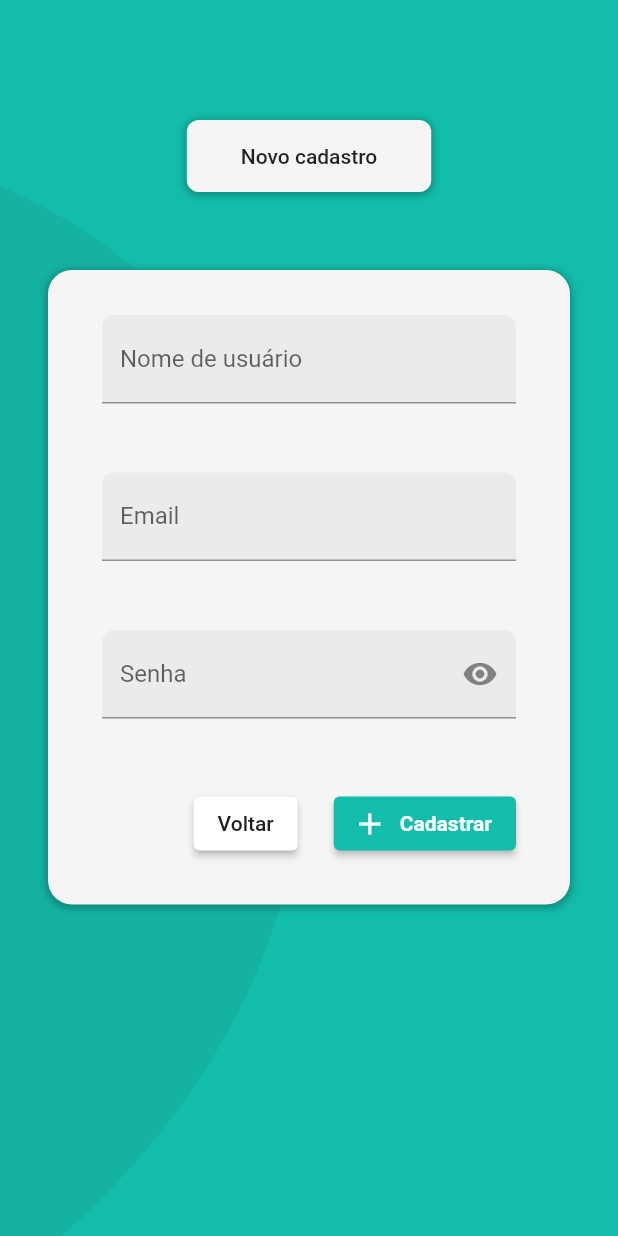
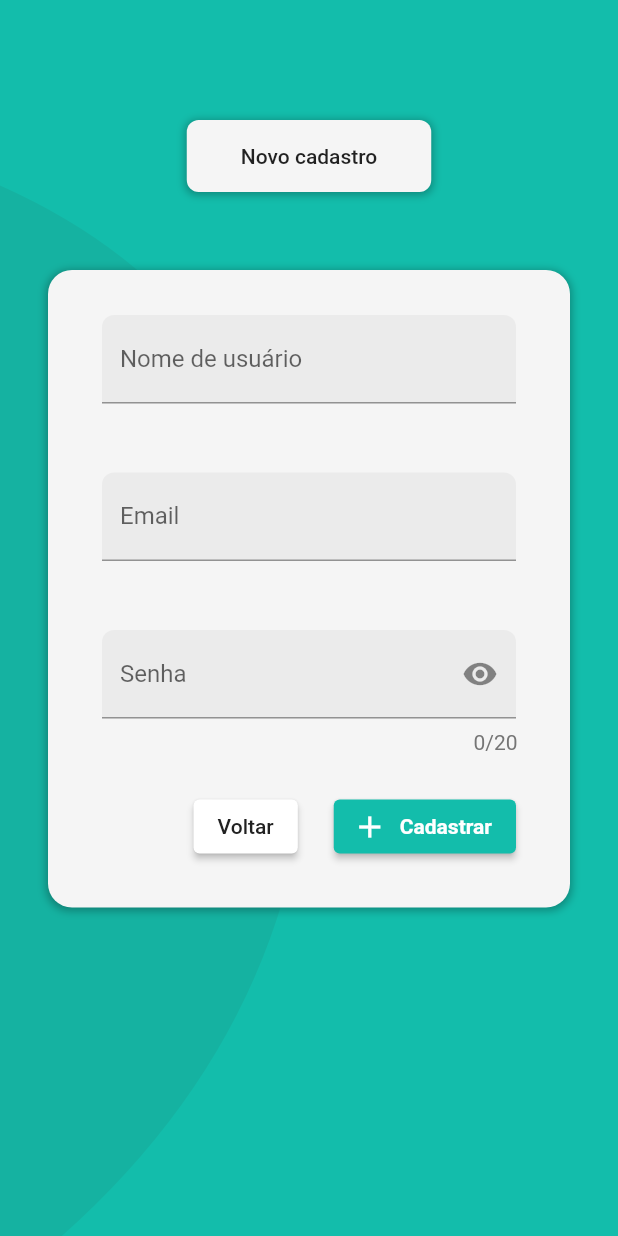
Before and after one commit to Franco904/autentication-firebase, a Flutter app: the screen it shows after launch, after a tap on "Não tenho conta", on a phone screen of 412 x 824 dp. Run offline on Flutter 3.47's test engine with Material 2 defaults, Android fonts, the phone set to English and light mode, and no system bars; our stand-ins replace firebase_auth, firebase_core, get; accounts and stored records are empty.

Commit message:
password maxLength

```diff
--- a/lib/core/theme/app_colors.dart
+++ b/lib/core/theme/app_colors.dart
@@ -9,6 +9,7 @@ abstract class AppColors {
   static final red900 = Colors.red.shade900;
 
   static final grey300 = Colors.grey.shade300;
+  static final grey600 = Colors.grey.shade600;
   static final grey900 = Colors.grey.shade900;
 
   static const black = Colors.black;
--- a/lib/global_widgets/standard_text_form_field.dart
+++ b/lib/global_widgets/standard_text_form_field.dart
@@ -6,6 +6,7 @@ class StandardTextFormField extends StatefulWidget {
   final String label;
   final String? initialValue;
   final bool hasObscureText;
+  final int? maxLength;
 
   final FormFieldValidator<String?>? validator;
   final void Function(String? value)? onChanged;
@@ -18,6 +19,7 @@ class StandardTextFormField extends StatefulWidget {
     required this.label,
     this.initialValue,
     this.hasObscureText = false,
+    this.maxLength,
     this.validator,
     this.onChanged,
     this.onFieldSubmitted,
@@ -53,6 +55,7 @@ class _StandardTextFormFieldState extends State<StandardTextFormField> {
           key: defaultFieldKey,
           initialValue: widget.initialValue ?? '',
           obscureText: isTextObscured,
+          maxLength: widget.maxLength,
           decoration: getFormFieldDecoration(widget.label).copyWith(
             suffixIcon: widget.hasObscureText
                 ? IconButton(
@@ -76,6 +79,16 @@ class _StandardTextFormFieldState extends State<StandardTextFormField> {
           onChanged: widget.onChanged,
           onFieldSubmitted: widget.onFieldSubmitted,
           focusNode: widget.focusNode,
+          buildCounter: widget.maxLength == null
+              ? null
+              : (_, {required currentLength, maxLength, required isFocused}) {
+                  return Container(
+                      transform: Matrix4.translationValues(13, 0, 0),
+                      child: Text(
+                        '$currentLength/$maxLength',
+                        style: TextStyle(color: isInvalid ? AppColors.red900 : AppColors.grey600),
+                      ));
+                },
         );
       }),
     );
--- a/lib/modules/authentication/local_widgets/password_field_auth.dart
+++ b/lib/modules/authentication/local_widgets/password_field_auth.dart
@@ -12,6 +12,7 @@ class PasswordFieldAuth extends GetView<AuthenticationPageController> {
     return StandardTextFormField(
       label: 'Senha',
       hasObscureText: true,
+      maxLength: 20,
       validator: validatePassword,
       onChanged: onChanged,
       onFieldSubmitted: (_) => FocusScope.of(context).unfocus(),
--- a/lib/modules/sign_up/local_widgets/password_field_sign_up.dart
+++ b/lib/modules/sign_up/local_widgets/password_field_sign_up.dart
@@ -12,6 +12,7 @@ class PasswordFieldSignUp extends GetView<SignUpPageController> {
     return StandardTextFormField(
       label: 'Senha',
       hasObscureText: true,
+      maxLength: 20,
       validator: validatePassword,
       onFieldSubmitted: (_) => FocusScope.of(context).unfocus(),
       focusNode: controller.signUpPasswordFocusNode,
```
